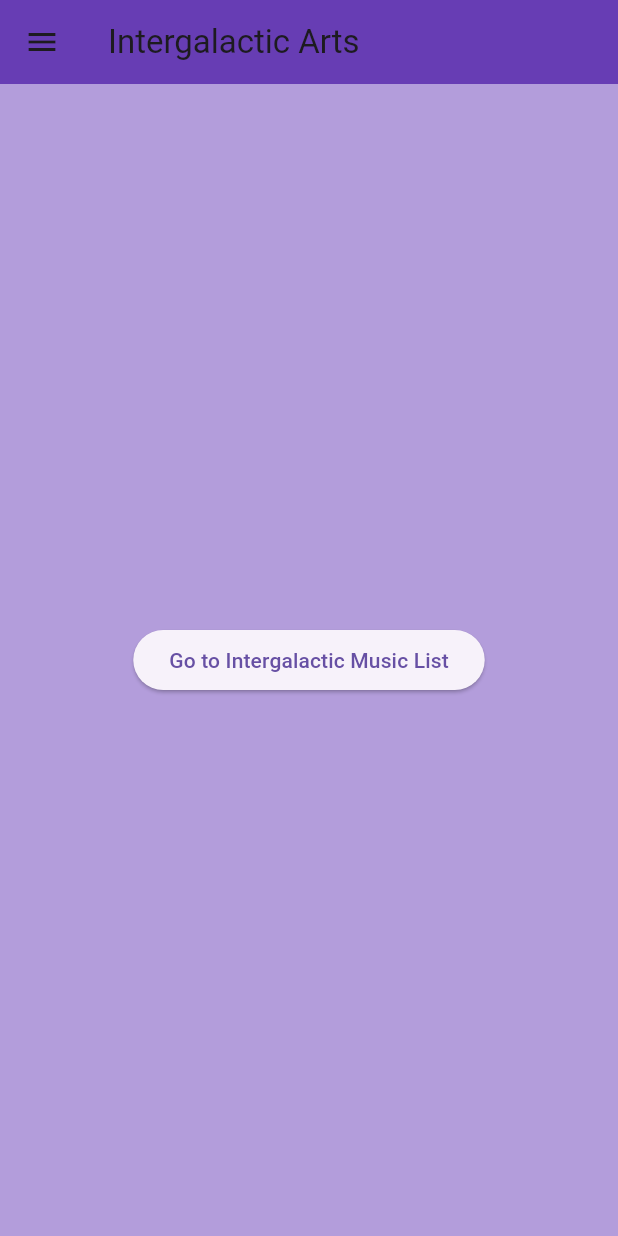
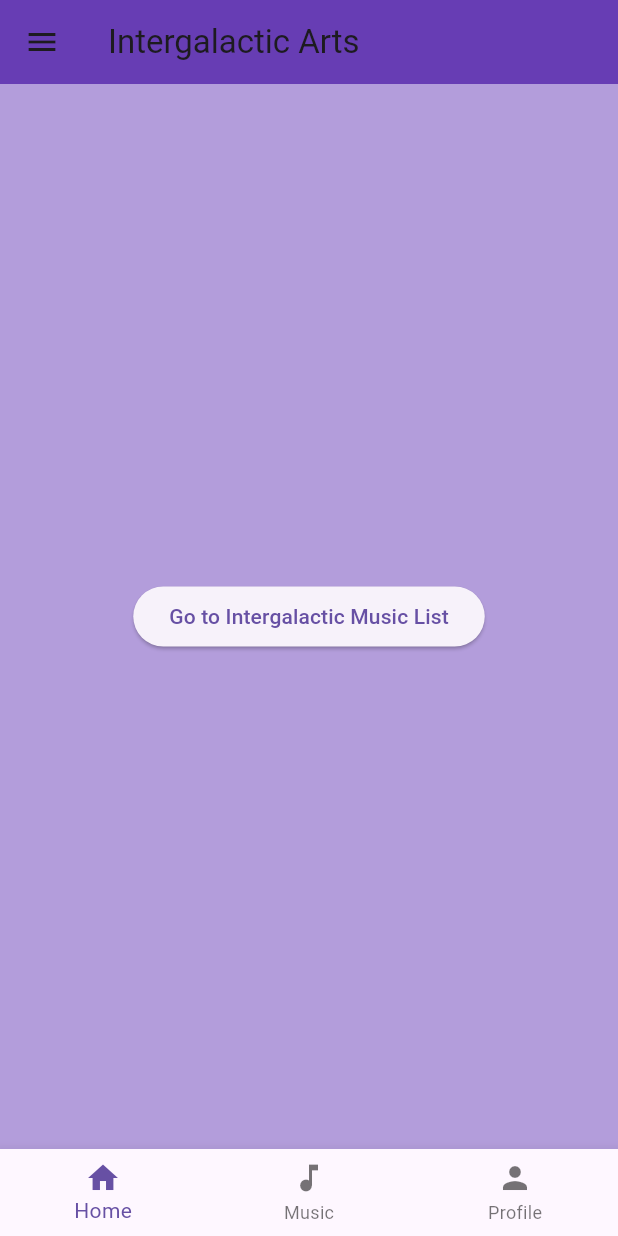
Before and after one commit to gflexx/notes_app, a Flutter app: the screen it shows after launch, on a phone screen of 412 x 824 dp. Run offline on Flutter 3.47's test engine with Material 3 defaults, Android fonts, the phone set to English and light mode, and no system bars.

Commit message:
Added bottom navigation

```diff
--- a/lib/pages/music_first_page.dart
+++ b/lib/pages/music_first_page.dart
@@ -30,12 +30,24 @@ class FirstPage extends StatelessWidget {
               onTap: () => Navigator.pushNamed(context, '/musicList'),
             ),
             ListTile(
+              leading: Icon(Icons.person),
+              title: Text('Profile'),
+              onTap: () => Navigator.pushNamed(context, '/profile'),
+            ),
+            ListTile(
               leading: Icon(Icons.settings),
               title: Text('Settings'),
               onTap: () => Navigator.pushNamed(context, '/settings'),
             ),
           ],
         ),
+      ),
+      bottomNavigationBar: BottomNavigationBar(
+        items: [
+          BottomNavigationBarItem(icon: Icon(Icons.home), label: 'Home'),
+          BottomNavigationBarItem(icon: Icon(Icons.music_note), label: 'Music'),
+          BottomNavigationBarItem(icon: Icon(Icons.person), label: 'Profile'),
+        ],
       ),
       body: Center(
         child: ElevatedButton(
```
